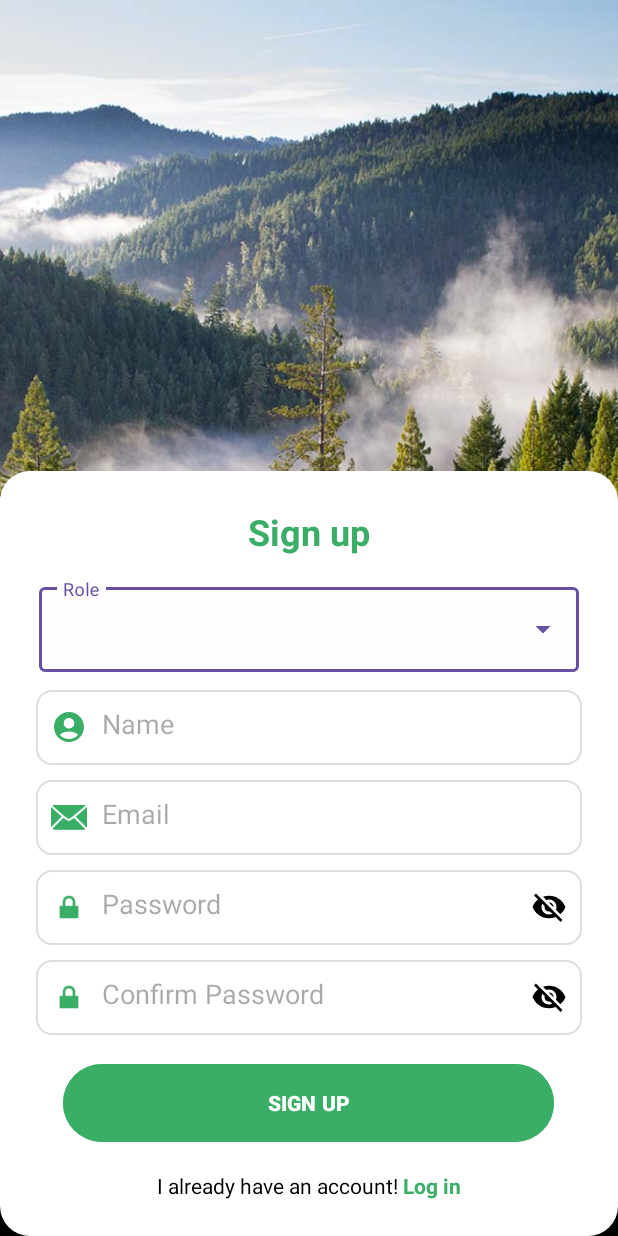
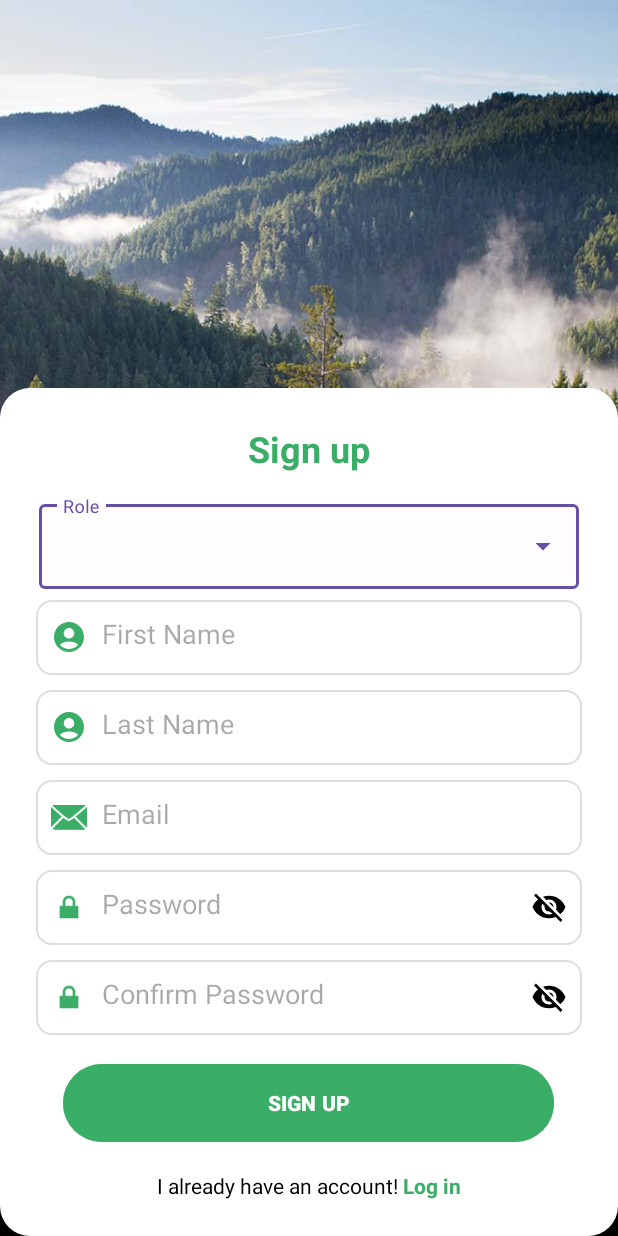
Before and after one commit to muhammadali-b/software_engineering_project, an Android app: the SignupActivity screen opened directly, with no data from a screen before it, after a tap on "SIGN UP", on a phone screen of 412 x 824 dp. Run offline under Robolectric (Android 15) with nearby library versions, the phone set to English and light mode, and no system bars.

Commit message:
Fixed an issue on the signup page

```diff
--- a/Android/app/src/main/java/com/example/carbotrackphoneapplication/SignupActivity.java
+++ b/Android/app/src/main/java/com/example/carbotrackphoneapplication/SignupActivity.java
@@ -22,7 +22,7 @@ public class SignupActivity extends AppCompatActivity {
     String selectedRole = "";
 
     AutoCompleteTextView autoCompleteTextView;
-    EditText etName, etEmail, etPassword, etConfirmPassword;
+    EditText etfirstName, etlastName, etEmail, etPassword, etConfirmPassword;
     Button signUpButton;
 
     String apiUrl = "https://softwareengineeringproject-production.up.railway.app/api/register";
@@ -33,7 +33,9 @@ public class SignupActivity extends AppCompatActivity {
         setContentView(R.layout.activity_signup);
 
         autoCompleteTextView = findViewById(R.id.auto_complete_txt);
-        etName = findViewById(R.id.etName);
+        etfirstName = findViewById(R.id.etfirstName);
+        etlastName = findViewById(R.id.etlastName);
+
         etEmail = findViewById(R.id.etEmail);
         etPassword = findViewById(R.id.etPassword);
         etConfirmPassword = findViewById(R.id.etConfirmPassword);
@@ -48,12 +50,13 @@ public class SignupActivity extends AppCompatActivity {
         });
 
         signUpButton.setOnClickListener(v -> {
-            String name = etName.getText().toString().trim();
+            String first_name = etfirstName.getText().toString().trim();
+            String last_name = etlastName.getText().toString().trim();
             String email = etEmail.getText().toString().trim();
             String password = etPassword.getText().toString();
             String confirmPassword = etConfirmPassword.getText().toString();
 
-            if (selectedRole.isEmpty() || name.isEmpty() || email.isEmpty() || password.isEmpty()) {
+            if (selectedRole.isEmpty() || first_name.isEmpty() || last_name.isEmpty() || email.isEmpty() || password.isEmpty()) {
                 Toast.makeText(SignupActivity.this, "Please fill all fields and select a role.", Toast.LENGTH_SHORT).show();
                 return;
             }
@@ -63,7 +66,7 @@ public class SignupActivity extends AppCompatActivity {
                 return;
             }
 
-            registerUser(name, email, password, selectedRole);
+            registerUser(first_name, last_name, email, password, selectedRole);
         });
 
         TextView txtLogin = findViewById(R.id.txtLogin);
@@ -73,7 +76,7 @@ public class SignupActivity extends AppCompatActivity {
         });
     }
 
-    private void registerUser(String name, String email, String password, String role) {
+    private void registerUser(String first_name, String last_name, String email, String password, String role) {
         new Thread(() -> {
             try {
                 URL url = new URL(apiUrl);
@@ -84,8 +87,8 @@ public class SignupActivity extends AppCompatActivity {
 
                 // Assuming single name input — split first/last if needed
                 JSONObject jsonParam = new JSONObject();
-                jsonParam.put("f_name", name);         // using entire name as first name
-                jsonParam.put("l_name", "");            // empty last name
+                jsonParam.put("f_name", first_name);         // using entire name as first name
+                jsonParam.put("l_name", last_name);            // empty last name
                 jsonParam.put("email", email);
                 jsonParam.put("password", password);
                 jsonParam.put("role", role.toLowerCase());
--- a/Android/app/src/main/res/layout/activity_signup.xml
+++ b/Android/app/src/main/res/layout/activity_signup.xml
@@ -17,7 +17,7 @@
     <!-- White signup form container -->
     <LinearLayout
         android:layout_width="match_parent"
-        android:layout_height="510dp"
+        android:layout_height="565dp"
         android:layout_alignParentBottom="true"
         android:layout_marginTop="218dp"
         android:background="@drawable/signup_white_background"
@@ -51,10 +51,16 @@
                 android:inputType="none" />
         </com.google.android.material.textfield.TextInputLayout>
 
-        <!-- Name -->
+        <!-- First Name -->
         <LinearLayout style="@style/InputField" android:layout_marginBottom="10dp">
             <ImageView style="@style/InputIcon" android:src="@drawable/baseline_account_circle_24" />
-            <EditText android:id="@+id/etName" style="@style/InputText" android:hint="Name" />
+            <EditText android:id="@+id/etfirstName" style="@style/InputText" android:hint="First Name" />
+        </LinearLayout>
+
+        <!-- Last Name -->
+        <LinearLayout style="@style/InputField" android:layout_marginBottom="10dp">
+            <ImageView style="@style/InputIcon" android:src="@drawable/baseline_account_circle_24" />
+            <EditText android:id="@+id/etlastName" style="@style/InputText" android:hint="Last Name" />
         </LinearLayout>
 
         <!-- Email -->
```
Also changed, not shown: 6 other files.
